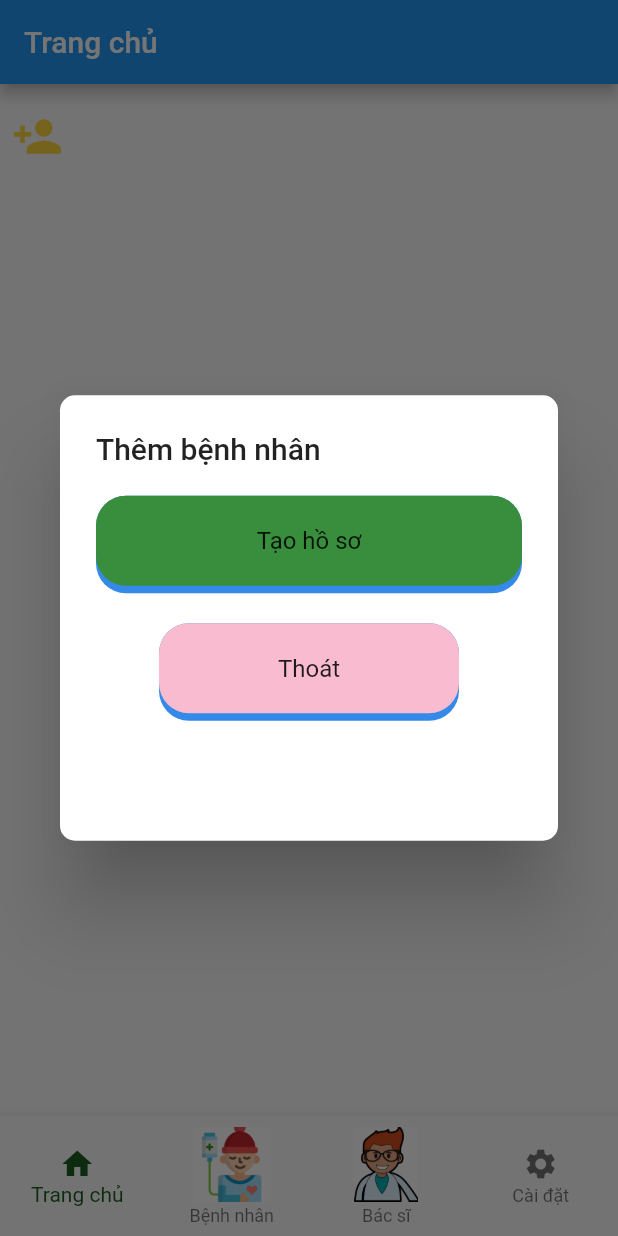
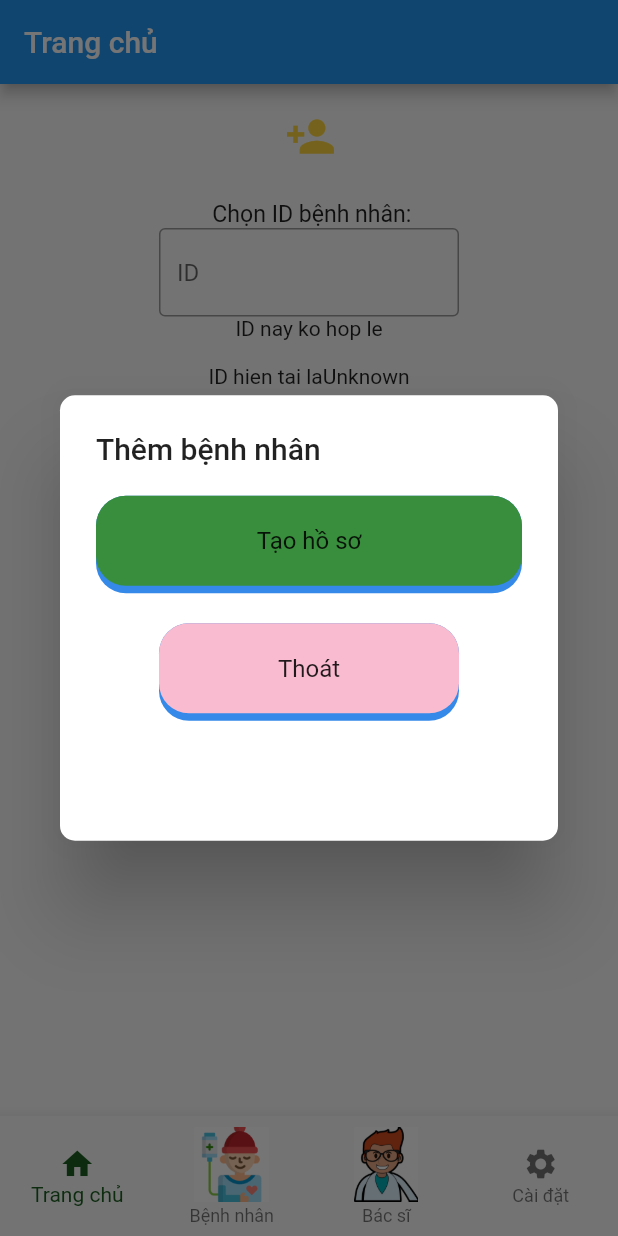
Before and after one commit to anthule123/bloc_app, a Flutter app: the screen it shows after launch, after a tap on the "person add" icon, on a phone screen of 412 x 824 dp. Run offline on Flutter 3.47's test engine with Material 2 defaults, Android fonts, the phone set to English and light mode, and no system bars; drawn by our look-alikes of nice_buttons; our stand-ins replace bloc, cloud_firestore, connectivity_plus, equatable, firebase_core, firebase_storage and 2 more; accounts and stored records are empty.

Commit message:
chon benh nhan

```diff
--- /dev/null
+++ b/lib/data/data_providers/home/check_existed_id.dart
@@ -0,0 +1,27 @@
+import 'package:cloud_firestore/cloud_firestore.dart';
+
+import '../../../logic/0_home_cubits/create_patient/patient_creation_cubit.dart';
+import '../../models/export.dart';
+
+Future<bool> checkExistedID(String id) async {
+  // Firebase.initializeApp();
+  if (id == '') return false;
+  var db = FirebaseFirestore.instance;
+  var docRef = db.collection('test_patient').doc(id);
+  bool ans = true;
+  final snap = await docRef.get().then(
+    (DocumentSnapshot doc) {
+      final data = doc.data();
+      print(data.runtimeType);
+      print(data);
+      if (data.runtimeType == Null) {
+        ans = false;
+        // return false;
+      }
+      // ...
+    },
+    onError: (e) => print("Error getting document: $e"),
+  );
+  print('after');
+  return ans;
+}
--- a/lib/logic/0_home_cubits/choose_patient/choose_patient_cubit.dart
+++ b/lib/logic/0_home_cubits/choose_patient/choose_patient_cubit.dart
@@ -1,8 +1,42 @@
+// ignore_for_file: public_member_api_docs, sort_constructors_first
 import 'package:bloc/bloc.dart';
-import 'package:equatable/equatable.dart';
 
-part 'choose_patient_state.dart';
+import 'package:bloc_app/data/data_providers/home/check_existed_id.dart';
 
 class ChoosePatientCubit extends Cubit<ChoosePatientState> {
-  ChoosePatientCubit() : super(ChoosePatientInitial());
+  ChoosePatientCubit() : super(ChoosePatientState(value: 'Unknown'));
+  void updateID(String ID) {
+    ChoosePatientState newState = state.hotClone();
+    newState.value = ID;
+    newState.choosePatientTemp = ChoosePatientTemp.accepted;
+    emit(newState);
+  }
+
+  Future<void> checkNewID(String ID) async {
+    bool ans = await checkExistedID(ID);
+    if (ans == true) {
+      updateID(ID);
+    } else {
+      ChoosePatientState newState = state.hotClone();
+      newState.choosePatientTemp = ChoosePatientTemp.rejected;
+      emit(newState);
+    }
+  }
 }
+
+enum ChoosePatientTemp { rejected, accepted }
+
+class ChoosePatientState {
+  String value;
+  ChoosePatientTemp choosePatientTemp;
+  ChoosePatientState({
+    required this.value,
+    this.choosePatientTemp = ChoosePatientTemp.rejected,
+  });
+  ChoosePatientState hotClone() {
+    return ChoosePatientState(
+      value: value,
+      choosePatientTemp: choosePatientTemp,
+    );
+  }
+}
--- a/lib/logic/0_home_cubits/create_patient/patient_creation_cubit.dart
+++ b/lib/logic/0_home_cubits/create_patient/patient_creation_cubit.dart
@@ -21,6 +21,7 @@ class PatientCreationCubit extends Cubit<PatientCreationState> {
     newState.profile.name = newName;
     emit(newState);
   }
+
   void updateWeight(double weight) {
     PatientCreationState newState = state.hotClone();
     newState.profile.weight = weight;
@@ -29,6 +30,7 @@ class PatientCreationCubit extends Cubit<PatientCreationState> {
 
   Future<void> sendData() async {
     PatientCreationState newState = state.hotClone();
+
     newState.dataSending = await createPatient(state.profile);
     emit(newState);
   }
--- a/lib/logic/one_shot_cubits/text_form/text_form_cubit.dart
+++ b/lib/logic/one_shot_cubits/text_form/text_form_cubit.dart
@@ -1,11 +1,11 @@
 import 'package:bloc/bloc.dart';
 import 'package:equatable/equatable.dart';
 
-part 'text_form_state.dart';
-
-class TextFormCubit extends Cubit<TextFormState> {
-  TextFormCubit() : super(TextFormInitial()) {}
-  void update(String text) {
-    emit(TextFormState(text: text));
+class StringCubit extends Cubit<String> {
+  StringCubit() : super('');
+  void update(String newString) {
+    emit(newString);
   }
 }
+
+class TextFormCubit extends StringCubit {}
--- a/lib/main.dart
+++ b/lib/main.dart
@@ -1,4 +1,4 @@
-
+import 'package:bloc_app/logic/0_home_cubits/choose_patient/choose_patient_cubit.dart';
 import 'package:bloc_app/presentation/router/app_router.dart';
 import 'package:connectivity_plus/connectivity_plus.dart';
 import 'package:firebase_storage/firebase_storage.dart';
@@ -44,6 +44,9 @@ class MyApp extends StatelessWidget {
         ),
         BlocProvider<NoInsulinCubit>(
             create: (noInsulinContext) => NoInsulinCubit()),
+        BlocProvider<ChoosePatientCubit>(
+          create: (navigatorBarCubitContext) => ChoosePatientCubit(),
+        ),
       ],
       child: MaterialApp(
         debugShowCheckedModeBanner: false,
--- /dev/null
+++ b/lib/presentation/screens/0_home_screens/choose_patient.dart
@@ -0,0 +1,94 @@
+import 'package:bloc_app/data/data_providers/home/check_existed_id.dart';
+import 'package:bloc_app/logic/0_home_cubits/choose_patient/choose_patient_cubit.dart';
+import 'package:bloc_app/logic/one_shot_cubits/text_form/text_form_cubit.dart';
+import 'package:flutter/cupertino.dart';
+import 'package:flutter/material.dart';
+import 'package:flutter/src/widgets/container.dart';
+import 'package:flutter/src/widgets/framework.dart';
+import 'package:flutter_bloc/flutter_bloc.dart';
+
+class ChoosePatientAction extends StatelessWidget {
+  ChoosePatientAction({super.key});
+
+  @override
+  Widget build(BuildContext context) {
+    return Column(
+      children: [
+        SizedBox(height: 20),
+        Text(
+          ' Chọn ID bệnh nhân:',
+          textScaleFactor: 1.1,
+          textAlign: TextAlign.left,
+        ),
+        MultiBlocProvider(
+          providers: [
+            BlocProvider(
+              create: (_) => TextFormCubit(),
+            ),
+          ],
+          child: BlocBuilder<TextFormCubit, String>(
+            builder: (context, state) {
+              return Column(
+                children: [
+                  Center(
+                    child: SizedBox(
+                      width: 200.0,
+                      child: TextFormField(
+                        decoration: InputDecoration(
+                          border: OutlineInputBorder(),
+                          hintText: 'ID',
+                          fillColor: Colors.white,
+                        ),
+                        onChanged: (text) {
+                          BlocProvider.of<TextFormCubit>(context).update(text);
+                        },
+                      ),
+                    ),
+                  ),
+                  PickerPatientButton(),
+                  Text(BlocProvider.of<TextFormCubit>(context).state),
+                ],
+              );
+            },
+          ),
+        ),
+        BlocBuilder<ChoosePatientCubit, ChoosePatientState>(
+          builder: (context, state) {
+            return Text('ID hien tai la${state.value}');
+          },
+        )
+      ],
+    );
+  }
+}
+
+class PickerPatientButton extends StatelessWidget {
+  const PickerPatientButton({
+    Key? key,
+  }) : super(key: key);
+
+  @override
+  Widget build(BuildContext context) {
+    return Column(
+      children: [
+        BlocConsumer<ChoosePatientCubit, ChoosePatientState>(
+          listener: (context, state) {},
+          builder: (context, state) {
+            String id = context.read<TextFormCubit>().state;
+            BlocProvider.of<ChoosePatientCubit>(context).checkNewID(id);
+            switch (BlocProvider.of<ChoosePatientCubit>(context)
+                .state
+                .choosePatientTemp) {
+              case ChoosePatientTemp.accepted:
+                return Text('OK');
+              case ChoosePatientTemp.rejected:
+                return Text('ID nay ko hop le');
+              default:
+                return Text('bo tay');
+            }
+          },
+        ),
+      ],
+    );
+  }
+}
--- a/lib/presentation/screens/0_home_screens/create_patient/create_id.dart
+++ b/lib/presentation/screens/0_home_screens/create_patient/create_id.dart
@@ -36,7 +36,7 @@ class create_ID extends StatelessWidget {
   Widget build(BuildContext context) {
     return BlocProvider(
       create: (_) => TextFormCubit(),
-      child: BlocBuilder<TextFormCubit, TextFormState>(
+      child: BlocBuilder<TextFormCubit, String>(
         builder: (context, state) => Column(
           children: [
             SizedBox(height: 20),
@@ -90,7 +90,7 @@ class ConfirmButton extends StatelessWidget {
 
   @override
   Widget build(BuildContext context) {
-    if (checkID(BlocProvider.of<TextFormCubit>(context).state.text)) {
+    if (checkID(BlocProvider.of<TextFormCubit>(context).state)) {
       return NiceButtons(
           stretch: false,
           onTap: (finish) {
--- a/lib/presentation/screens/0_home_screens/create_patient/create_weight.dart
+++ b/lib/presentation/screens/0_home_screens/create_patient/create_weight.dart
@@ -24,7 +24,7 @@ class PatientProfileMakingWeight extends StatelessWidget {
             create: (_) => TextFormCubit(),
           ),
         ],
-        child: BlocBuilder<TextFormCubit, TextFormState>(
+        child: BlocBuilder<TextFormCubit, String>(
           builder: (context, state) => Column(
             children: [
               SizedBox(height: 20),
@@ -79,12 +79,12 @@ class NextButton extends StatelessWidget {
 
   @override
   Widget build(BuildContext context) {
-    if (checkNum(BlocProvider.of<TextFormCubit>(context).state.text))
+    if (checkNum(BlocProvider.of<TextFormCubit>(context).state))
       return NiceButtons(
           stretch: false,
           onTap: (finish) {
             double weight = double.parse(
-                BlocProvider.of<TextFormCubit>(context).state.text);
+                BlocProvider.of<TextFormCubit>(context).state);
             BlocProvider.of<PatientCreationCubit>(context).updateWeight(weight);
             Navigator.of(context).popAndPushNamed('/profileMakingID');
           },
--- a/lib/presentation/screens/0_home_screens/create_patient/final_create.dart
+++ b/lib/presentation/screens/0_home_screens/create_patient/final_create.dart
@@ -28,7 +28,7 @@ class FinalCreatePatient extends StatelessWidget {
                 return Text('Đang gửi hồ sơ đến Firebase.');
               case DataSending.success:
                 return Text('Hồ sơ này được cập nhật thành công');
-              case DataSending.failure:
+              case DataSending.no_send:
                 return Text('Hồ sơ này chưa được gửi lên');
               default:
                 return Text('Có lỗi xảy ra');
--- a/lib/presentation/screens/0_home_screens/home_screen.dart
+++ b/lib/presentation/screens/0_home_screens/home_screen.dart
@@ -1,3 +1,4 @@
+import 'package:bloc_app/presentation/screens/0_home_screens/choose_patient.dart';
 import 'package:flutter/material.dart';
 import '../../widgets/export_widgets.dart';
 
@@ -22,6 +23,7 @@ class HomeScreen extends StatelessWidget {
         children: <Widget>[
           InternetCheck(),
           CreatePatientButton(),
+          ChoosePatientAction(),
         ],
       ),
       bottomNavigationBar: BottomNavigatorBar(),
--- a/lib/presentation/screens/1_current_patient_screens/treatments/guide_insulin.dart
+++ b/lib/presentation/screens/1_current_patient_screens/treatments/guide_insulin.dart
@@ -16,7 +16,7 @@ class GuideInsulin extends StatelessWidget {
     return Column(children: [
       BlocProvider(
         create: (_) => TextFormCubit(),
-        child: BlocBuilder<TextFormCubit, TextFormState>(
+        child: BlocBuilder<TextFormCubit, String>(
           builder: (context, state) {
             return Center(
               child: Column(
--- a/lib/presentation/screens/1_current_patient_screens/treatments/input_glucose.dart
+++ b/lib/presentation/screens/1_current_patient_screens/treatments/input_glucose.dart
@@ -21,7 +21,7 @@ class inputGlucose extends StatelessWidget {
       ),
       BlocProvider(
         create: (_) => TextFormCubit(),
-        child: BlocBuilder<TextFormCubit, TextFormState>(
+        child: BlocBuilder<TextFormCubit, String>(
           builder: (context, state) {
             return Column(
               children: [
@@ -69,12 +69,12 @@ class Glucose_Button extends StatelessWidget {
   @override
   Widget build(BuildContext context) {
     if (checkNum(
-        BlocProvider.of<TextFormCubit>(context).state.text.toString())) {
+        BlocProvider.of<TextFormCubit>(context).state)) {
       return NiceButtons(
         stretch: false,
         onTap: (finish) async {
           double glucose = double.parse(
-              BlocProvider.of<TextFormCubit>(context).state.text.toString());
+              BlocProvider.of<TextFormCubit>(context).state);
           BlocProvider.of<NoInsulinCubit>(context).takeGlucose(glucose);
           //   print(context.read<NoInsulinCubit>().state.medicalStatus);
         },
```
Also changed, not shown: lib/data/data_providers/home/patient_create.dart (+8 -0 lines), lib/logic/0_home_cubits/choose_patient/choose_patient_state.dart (deleted, +0 -10 lines), lib/logic/one_shot_cubits/text_form/text_form_state.dart (deleted, +0 -15 lines), lib/presentation/screens/0_home_screens/create_patient/create_name.dart (+2 -10 lines), lib/presentation/screens/1_current_patient_screens/treatments/input_cho.dart (+4 -7 lines).
